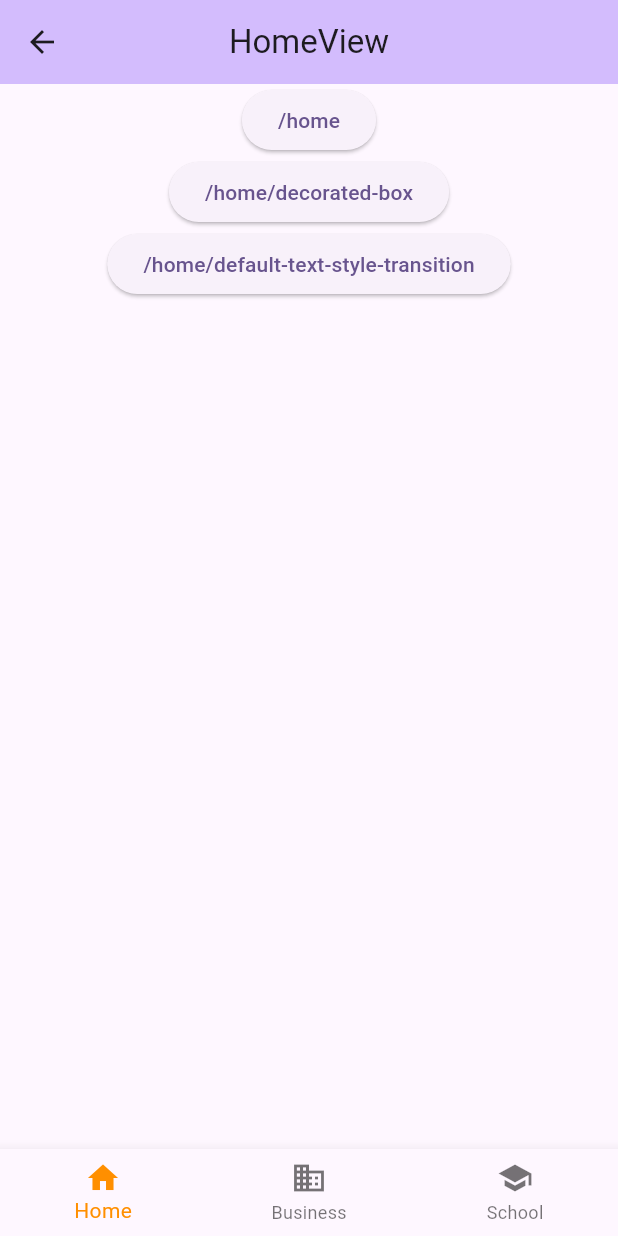
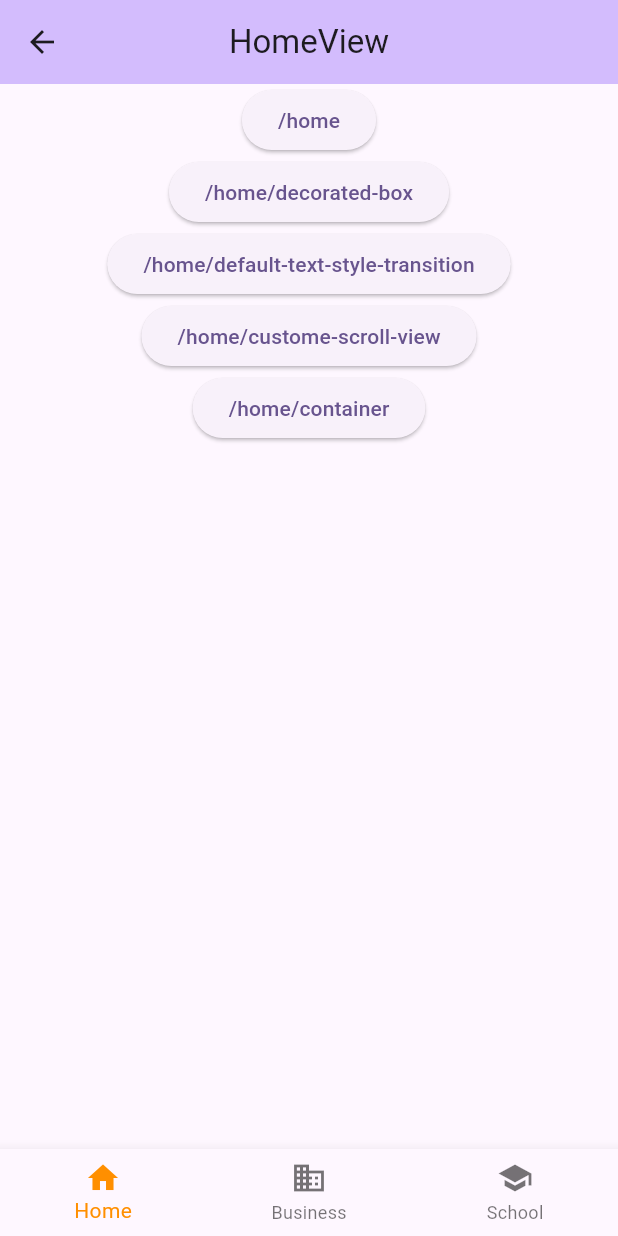
Before and after one commit to foreverlei/flutter_widgets_learn2, a Flutter app: the screen it shows after launch, on a phone screen of 412 x 824 dp. Run offline on Flutter 3.47's test engine with Material 2 defaults, Android fonts, the phone set to English and light mode, and no system bars; our stand-ins replace get, logger.

Commit message:
Container

```diff
--- a/lib/app/modules/home/decorated_box/decorated_box_view.dart
+++ b/lib/app/modules/home/decorated_box/decorated_box_view.dart
@@ -158,7 +158,8 @@ class DecoratedBoxView extends GetView<DecoratedBoxController> {
               expandedColor: Colors.blue,
               color: Colors.red,
               isExpanded: false,
-            )
+            ),
+            // FadeInImage(placeholder: placeholder, image: image)
           ],
         ),
       ),
--- a/lib/app/routes/app_pages.dart
+++ b/lib/app/routes/app_pages.dart
@@ -1,4 +1,9 @@
 import 'package:get/get.dart';
+
+import '../modules/home/container/container_binding.dart';
+import '../modules/home/container/container_view.dart';
+import '../modules/home/custome_scroll_view/custome_scroll_view_binding.dart';
+import '../modules/home/custome_scroll_view/custome_scroll_view_view.dart';
 import '../modules/home/decorated_box/decorated_box_binding.dart';
 import '../modules/home/decorated_box/decorated_box_view.dart';
 import '../modules/home/default_text_style_transition/default_text_style_transition_binding.dart';
@@ -34,6 +39,18 @@ class AppPages {
           binding: DefaultTextStyleTransitionBinding(),
           transition: Transition.cupertino,
         ),
+        GetPage(
+          name: _Paths.CUSTOME_SCROLL_VIEW,
+          page: () => const CustomeScrollViewView(),
+          binding: CustomeScrollViewBinding(),
+          transition: Transition.cupertino,
+        ),
+        GetPage(
+          name: _Paths.CONTAINER,
+          page: () => const ContainerView(),
+          binding: ContainerBinding(),
+          transition: Transition.cupertino,
+        ),
       ],
     ),
   ];
--- a/lib/app/routes/app_routes.dart
+++ b/lib/app/routes/app_routes.dart
@@ -8,6 +8,8 @@ abstract class Routes {
   static const DECORATED_BOX = _Paths.HOME + _Paths.DECORATED_BOX;
   static const DEFAULT_TEXT_STYLE_TRANSITION =
       _Paths.HOME + _Paths.DEFAULT_TEXT_STYLE_TRANSITION;
+  static const CUSTOME_SCROLL_VIEW = _Paths.HOME + _Paths.CUSTOME_SCROLL_VIEW;
+  static const CONTAINER = _Paths.HOME + _Paths.CONTAINER;
 }
 
 abstract class _Paths {
@@ -15,4 +17,6 @@ abstract class _Paths {
   static const HOME = '/home';
   static const DECORATED_BOX = '/decorated-box';
   static const DEFAULT_TEXT_STYLE_TRANSITION = '/default-text-style-transition';
+  static const CUSTOME_SCROLL_VIEW = '/custome-scroll-view';
+  static const CONTAINER = '/container';
 }
```
Also changed, not shown: lib/app/modules/home/container/container_binding.dart (added, +12 -0 lines), lib/app/modules/home/container/container_controller.dart (added, +23 -0 lines), lib/app/modules/home/container/container_view.dart (added, +35 -0 lines), lib/app/modules/home/custome_scroll_view/custome_scroll_view_binding.dart (added, +12 -0 lines), lib/app/modules/home/custome_scroll_view/custome_scroll_view_controller.dart (added, +23 -0 lines), lib/app/modules/home/custome_scroll_view/custome_scroll_view_view.dart (added, +39 -0 lines).
